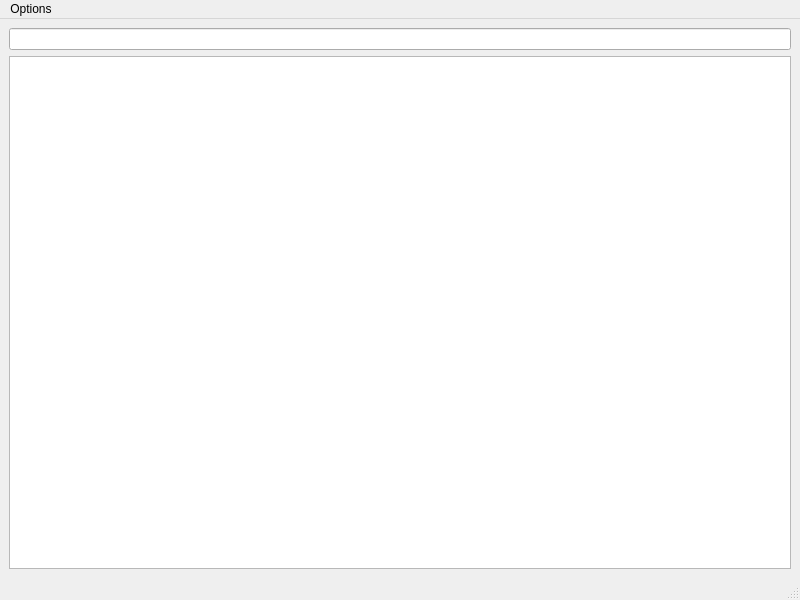
Old version of the form qml/mainwindow.ui in the repository arsham/gistflow.
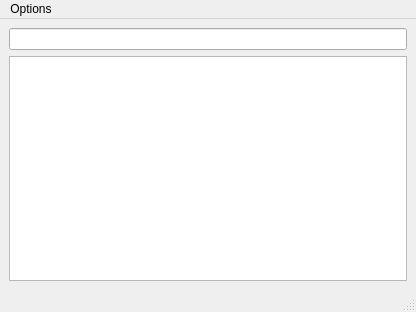
New version of the form.

The edit to the form file:
```diff
--- a/qml/mainwindow.ui
+++ b/qml/mainwindow.ui
@@ -6,8 +6,8 @@
    <rect>
     <x>0</x>
     <y>0</y>
-    <width>800</width>
-    <height>600</height>
+    <width>416</width>
+    <height>312</height>
    </rect>
   </property>
   <property name="windowTitle">
@@ -39,17 +39,17 @@
     <rect>
      <x>0</x>
      <y>0</y>
-     <width>800</width>
+     <width>416</width>
      <height>28</height>
     </rect>
    </property>
-   <widget class="QMenu" name="menuOptions">
+   <widget class="QMenu" name="mainMenu">
     <property name="title">
      <string>Options</string>
     </property>
     <addaction name="actionQuit"/>
    </widget>
-   <addaction name="menuOptions"/>
+   <addaction name="mainMenu"/>
   </widget>
   <widget class="QStatusBar" name="statusbar"/>
   <action name="actionQuit">
```
